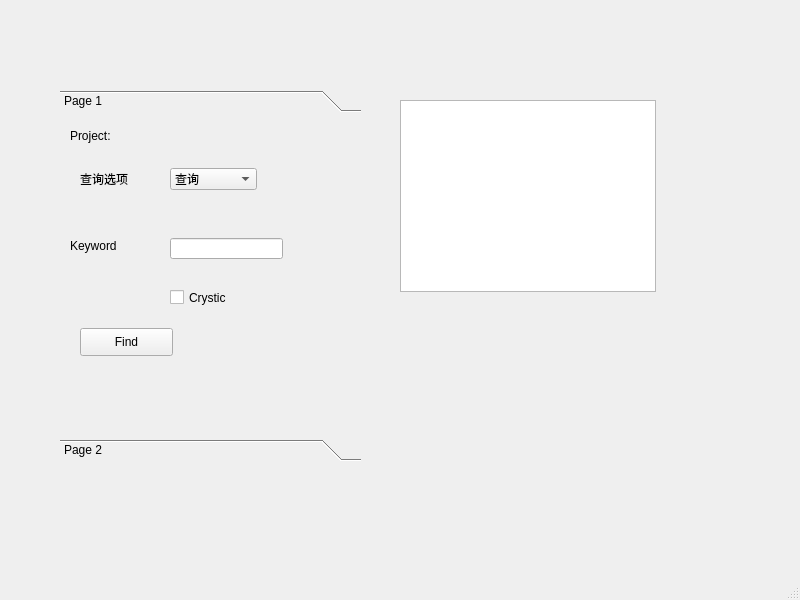
Before: the Qt Designer form interface/interface.ui in xieyuschen/CarManager, drawn with Qt 5.
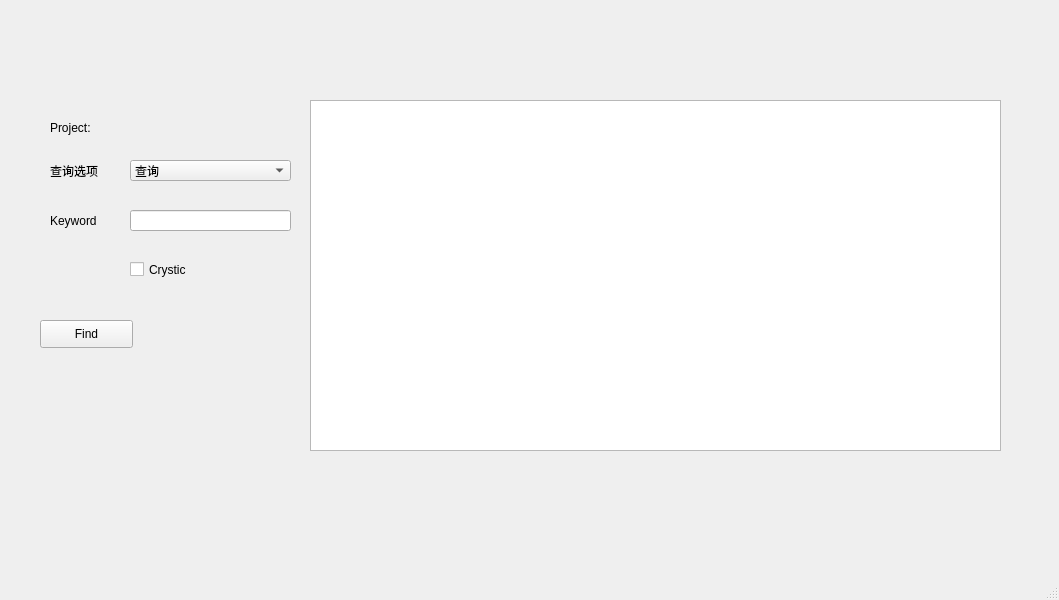
After: the same form once the commit is applied.

```diff
--- a/interface/interface.ui
+++ b/interface/interface.ui
@@ -6,7 +6,7 @@
    <rect>
     <x>0</x>
     <y>0</y>
-    <width>800</width>
+    <width>1059</width>
     <height>600</height>
    </rect>
   </property>
@@ -17,42 +17,90 @@
    <widget class="QTextBrowser" name="text">
     <property name="geometry">
      <rect>
-      <x>400</x>
+      <x>310</x>
       <y>100</y>
-      <width>256</width>
-      <height>192</height>
+      <width>691</width>
+      <height>351</height>
      </rect>
     </property>
    </widget>
-   <widget class="QToolBox" name="toolBox">
+   <widget class="QComboBox" name="comboBox">
     <property name="geometry">
      <rect>
-      <x>60</x>
-      <y>90</y>
-      <width>301</width>
-      <height>371</height>
+      <x>130</x>
+      <y>160</y>
+      <width>161</width>
+      <height>21</height>
      </rect>
     </property>
-    <property name="currentIndex">
-     <number>0</number>
-    </property>
-    <widget class="QWidget" name="page_3">
+    <item>
+     <property name="text">
+      <string>查询</string>
+     </property>
+    </item>
+    <item>
+     <property name="text">
+      <string>可用车辆</string>
+     </property>
+    </item>
+   </widget>
+   <widget class="QLabel" name="label_3">
      <property name="geometry">
       <rect>
-       <x>0</x>
-       <y>0</y>
-       <width>301</width>
-       <height>313</height>
-      </rect>
-     </property>
-     <attribute name="label">
-      <string>Page 1</string>
-     </attribute>
+      <x>50</x>
+      <y>160</y>
+      <width>60</width>
+      <height>21</height>
+     </rect>
+    </property>
+    <property name="text">
+     <string>查询选项</string>
+    </property>
+   </widget>
+   <widget class="QLabel" name="label">
+    <property name="geometry">
+     <rect>
+      <x>50</x>
+      <y>120</y>
+      <width>72</width>
+      <height>15</height>
+     </rect>
+    </property>
+    <property name="text">
+     <string>Project:</string>
+    </property>
+   </widget>
+   <widget class="QLabel" name="label_2">
+    <property name="geometry">
+     <rect>
+      <x>50</x>
+      <y>210</y>
+      <width>56</width>
+      <height>21</height>
+     </rect>
+    </property>
+    <property name="text">
+     <string>Keyword</string>
+    </property>
+   </widget>
+   <widget class="QLineEdit" name="lineEdit">
+    <property name="enabled">
+     <bool>true</bool>
+    </property>
+    <property name="geometry">
+     <rect>
+      <x>130</x>
+      <y>210</y>
+      <width>161</width>
+      <height>21</height>
+     </rect>
+    </property>
+   </widget>
      <widget class="QPushButton" name="pushButton">
       <property name="geometry">
        <rect>
-        <x>20</x>
-        <y>210</y>
+      <x>40</x>
+      <y>320</y>
         <width>93</width>
         <height>28</height>
        </rect>
@@ -61,37 +109,11 @@
        <string>Find</string>
       </property>
      </widget>
-     <widget class="QLineEdit" name="lineEdit">
-      <property name="enabled">
-       <bool>true</bool>
-      </property>
-      <property name="geometry">
-       <rect>
-        <x>110</x>
-        <y>120</y>
-        <width>113</width>
-        <height>21</height>
-       </rect>
-      </property>
-     </widget>
-     <widget class="QLabel" name="label">
-      <property name="geometry">
-       <rect>
-        <x>10</x>
-        <y>10</y>
-        <width>72</width>
-        <height>15</height>
-       </rect>
-      </property>
-      <property name="text">
-       <string>Project:</string>
-      </property>
-     </widget>
      <widget class="QCheckBox" name="checkBox">
       <property name="geometry">
        <rect>
-        <x>110</x>
-        <y>170</y>
+      <x>130</x>
+      <y>260</y>
         <width>91</width>
         <height>19</height>
        </rect>
@@ -100,67 +122,6 @@
        <string>Crystic</string>
       </property>
      </widget>
-     <widget class="QLabel" name="label_2">
-      <property name="geometry">
-       <rect>
-        <x>10</x>
-        <y>120</y>
-        <width>72</width>
-        <height>15</height>
-       </rect>
-      </property>
-      <property name="text">
-       <string>Keyword</string>
-      </property>
-     </widget>
-     <widget class="QComboBox" name="comboBox">
-      <property name="geometry">
-       <rect>
-        <x>110</x>
-        <y>50</y>
-        <width>87</width>
-        <height>22</height>
-       </rect>
-      </property>
-      <item>
-       <property name="text">
-        <string>查询</string>
-       </property>
-      </item>
-      <item>
-       <property name="text">
-        <string>可用车辆</string>
-       </property>
-      </item>
-     </widget>
-     <widget class="QLabel" name="label_3">
-      <property name="geometry">
-       <rect>
-        <x>20</x>
-        <y>50</y>
-        <width>71</width>
-        <height>21</height>
-       </rect>
-      </property>
-      <property name="text">
-       <string>查询选项</string>
-      </property>
-     </widget>
-    </widget>
-    <widget class="QWidget" name="page_4">
-     <property name="geometry">
-      <rect>
-       <x>0</x>
-       <y>0</y>
-       <width>301</width>
-       <height>313</height>
-      </rect>
-     </property>
-     <attribute name="label">
-      <string>Page 2</string>
-     </attribute>
-    </widget>
-   </widget>
   </widget>
   <widget class="QMenuBar" name="menubar">
    <property name="geometry">
```
Left out of the diff: 2 changed lines with no effect on the pictures. Lines whose indentation alone changed are shown as unchanged.
